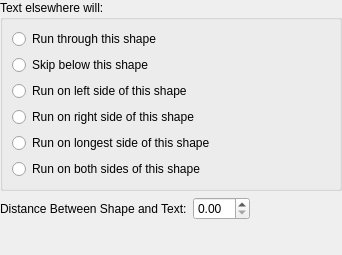
Qt form words/part/dialogs/KWRunAroundProperties.ui (KDE/calligra) before a commit.
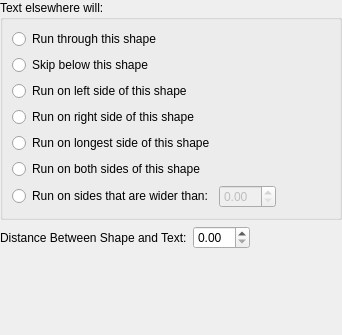
The same form after that commit. Custom widgets are drawn as their Qt base class.

Commit message: Add support for "style:wrap-dynamic-threshold".

What changed in the file:
```diff
--- a/words/part/dialogs/KWRunAroundProperties.ui
+++ b/words/part/dialogs/KWRunAroundProperties.ui
@@ -7,7 +7,7 @@
     <x>0</x>
     <y>0</y>
     <width>342</width>
-    <height>255</height>
+    <height>335</height>
    </rect>
   </property>
   <layout class="QVBoxLayout">
@@ -22,13 +22,7 @@
      <property name="title">
       <string>Text elsewhere will:</string>
      </property>
-     <layout class="QVBoxLayout">
-      <property name="spacing">
-       <number>6</number>
-      </property>
-      <property name="margin">
-       <number>9</number>
-      </property>
+     <layout class="QVBoxLayout" name="verticalLayout">
       <item>
        <widget class="QRadioButton" name="runThrough">
         <property name="text">
@@ -71,6 +65,40 @@
         </property>
        </widget>
       </item>
+      <item>
+       <layout class="QHBoxLayout" name="horizontalLayout">
+        <property name="leftMargin">
+         <number>0</number>
+        </property>
+        <item>
+         <widget class="QRadioButton" name="enough">
+          <property name="text">
+           <string>Run on sides that are wider than:</string>
+          </property>
+         </widget>
+        </item>
+        <item>
+         <widget class="KoUnitDoubleSpinBox" name="threshold">
+          <property name="enabled">
+           <bool>false</bool>
+          </property>
+         </widget>
+        </item>
+        <item>
+         <spacer name="spacer">
+          <property name="orientation">
+           <enum>Qt::Horizontal</enum>
+          </property>
+          <property name="sizeHint" stdset="0">
+           <size>
+            <width>20</width>
+            <height>20</height>
+           </size>
+          </property>
+         </spacer>
+        </item>
+       </layout>
+      </item>
      </layout>
     </widget>
    </item>
```
The commit also changes 8 other files.
